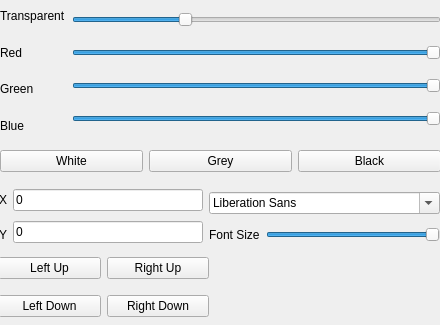
Old version of the form ClocksSettings.ui in the repository Roker2/ClocksOnWindows.
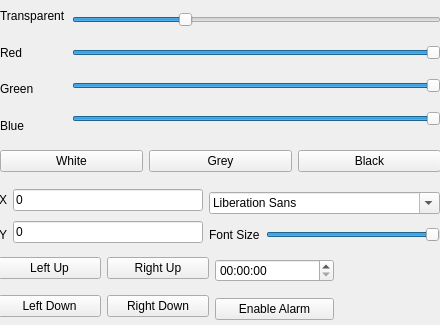
New version of the form. Icons and pictures are not drawn.

Commit message: ClocksSettings: Alarm: Add UI and functions for alarm

What changed in the file:
```diff
--- a/ClocksSettings.ui
+++ b/ClocksSettings.ui
@@ -246,7 +246,7 @@
     </item>
    </layout>
   </widget>
-  <widget class="QWidget" name="">
+  <widget class="QWidget" name="layoutWidget">
    <property name="geometry">
     <rect>
      <x>-2</x>
@@ -294,6 +294,32 @@
     </item>
    </layout>
   </widget>
+  <widget class="QWidget" name="">
+   <property name="geometry">
+    <rect>
+     <x>215</x>
+     <y>249</y>
+     <width>119</width>
+     <height>81</height>
+    </rect>
+   </property>
+   <layout class="QVBoxLayout" name="verticalLayout_7">
+    <item>
+     <widget class="QTimeEdit" name="timeEdit_Alarm">
+      <property name="displayFormat">
+       <string>hh:mm:ss</string>
+      </property>
+     </widget>
+    </item>
+    <item>
+     <widget class="QPushButton" name="Button_Enable_Disable_Alarm">
+      <property name="text">
+       <string>Enable Alarm</string>
+      </property>
+     </widget>
+    </item>
+   </layout>
+  </widget>
  </widget>
  <resources/>
  <connections/>
```
The commit also changes 2 other files.
